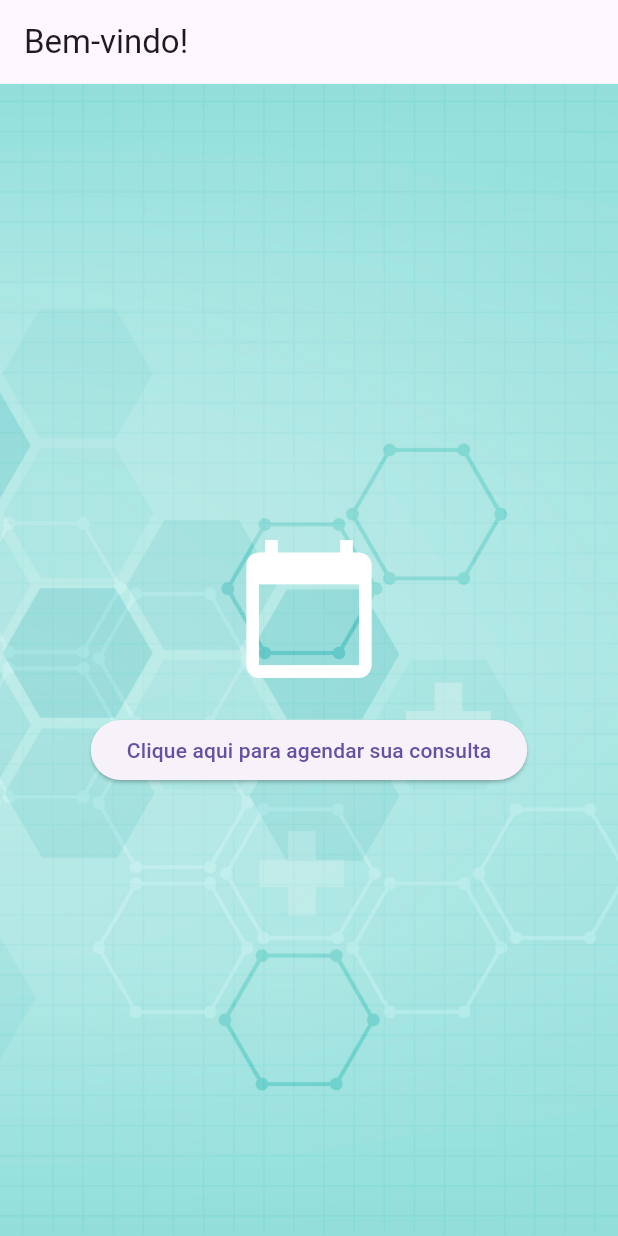
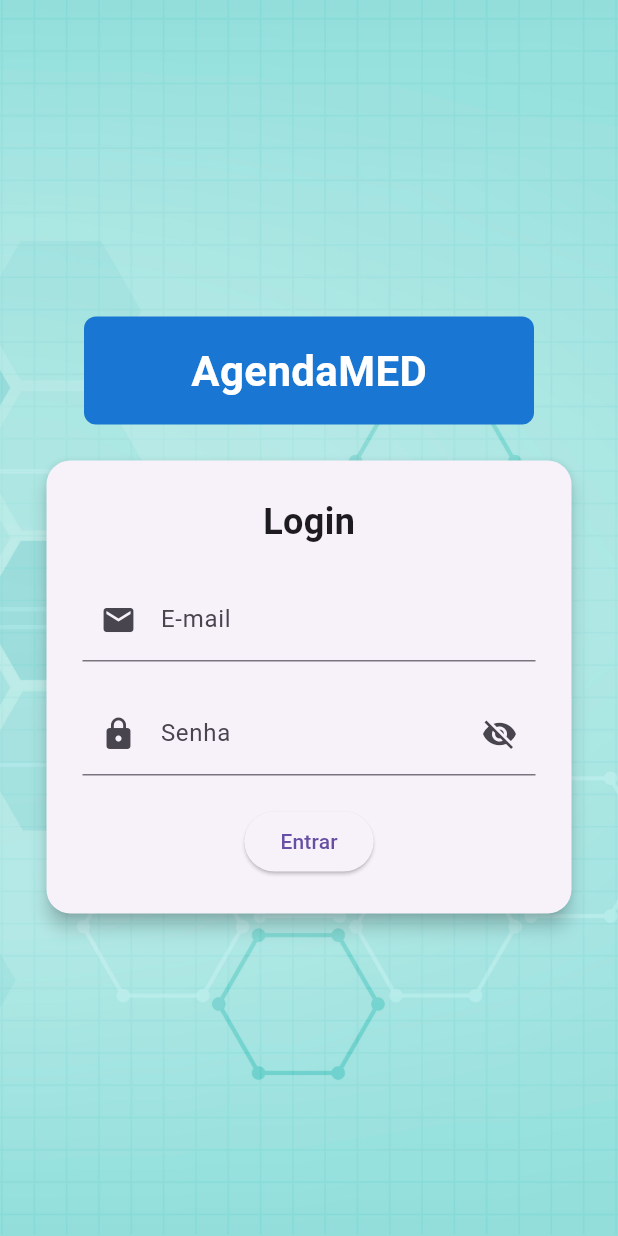
Before and after one commit to Rafael-Mesquita/AppAgendamentoV2, a Flutter app: the screen it shows after launch, on a phone screen of 412 x 824 dp. Run offline on Flutter 3.47's test engine with Material 3 defaults, Android fonts, the phone set to English and light mode, and no system bars.

Commit message:
first commit

```diff
--- a/lib/main.dart
+++ b/lib/main.dart
@@ -1,4 +1,5 @@
 import 'package:flutter/material.dart';
+import 'screens/login_screen.dart';
 import 'screens/welcome_screen.dart';
 import 'screens/agendamento_screen.dart';
 
@@ -14,9 +15,10 @@ class AgendamentoApp extends StatelessWidget {
     return MaterialApp(
       debugShowCheckedModeBanner: false,
       theme: ThemeData(primarySwatch: Colors.blue),
-      initialRoute: '/',
+      initialRoute: '/login',
       routes: {
-        '/': (context) => const WelcomeScreen(),
+        '/login': (context) => const LoginScreen(),
+        '/welcome': (context) => const WelcomeScreen(),
         '/agendamento': (context) => const AgendamentoScreen(),
       },
     );
--- /dev/null
+++ b/lib/screens/login_screen.dart
@@ -0,0 +1,166 @@
+import 'package:flutter/material.dart';
+import 'welcome_screen.dart';
+
+class LoginScreen extends StatefulWidget {
+  const LoginScreen({super.key});
+
+  @override
+  _LoginScreenState createState() => _LoginScreenState();
+}
+
+class _LoginScreenState extends State<LoginScreen> {
+  final _formKey = GlobalKey<FormState>();
+  final TextEditingController _emailController = TextEditingController();
+  final TextEditingController _passwordController = TextEditingController();
+  bool _isLoading = false;
+  bool _obscurePassword = true;
+
+  void _login() {
+    if (_formKey.currentState!.validate()) {
+      setState(() {
+        _isLoading = true;
+      });
+
+      Future.delayed(const Duration(seconds: 2), () {
+        setState(() {
+          _isLoading = false;
+        });
+
+        Navigator.pushReplacement(
+          context,
+          MaterialPageRoute(builder: (context) => const WelcomeScreen()),
+        );
+      });
+    }
+  }
+
+  @override
+  Widget build(BuildContext context) {
+    return Scaffold(
+      body: Stack(
+        children: [
+          // Fundo com imagem
+          Positioned.fill(
+            child: Image.asset(
+              "lib/assets/images/fundo.jpg",
+              fit: BoxFit.cover,
+            ),
+          ),
+
+          Center(
+            child: Padding(
+              padding: const EdgeInsets.all(16.0),
+              child: Column(
+                mainAxisSize: MainAxisSize.min,
+                children: [
+                  Container(
+                    width: 300,
+                    padding: const EdgeInsets.symmetric(vertical: 16),
+                    decoration: BoxDecoration(
+                      color: Colors.blue.shade700,
+                      borderRadius: BorderRadius.circular(8),
+                    ),
+                    child: const Center(
+                      child: Text(
+                        "AgendaMED",
+                        style: TextStyle(
+                          fontSize: 28,
+                          fontWeight: FontWeight.bold,
+                          color: Colors.white,
+                        ),
+                      ),
+                    ),
+                  ),
+                  const SizedBox(height: 20),
+
+                  Card(
+                    elevation: 5,
+                    shape: RoundedRectangleBorder(
+                      borderRadius: BorderRadius.circular(16),
+                    ),
+                    child: Container(
+                      width: 350,
+                      padding: const EdgeInsets.all(24.0),
+                      child: Form(
+                        key: _formKey,
+                        child: Column(
+                          mainAxisSize: MainAxisSize.min,
+                          children: [
+                            const Text(
+                              "Login",
+                              style: TextStyle(
+                                fontSize: 24,
+                                fontWeight: FontWeight.bold,
+                              ),
+                            ),
+                            const SizedBox(height: 20),
+                            TextFormField(
+                              controller: _emailController,
+                              keyboardType: TextInputType.emailAddress,
+                              decoration: const InputDecoration(
+                                labelText: "E-mail",
+                                prefixIcon: Icon(Icons.email),
+                              ),
+                              validator: (value) {
+                                if (value == null || value.isEmpty) {
+                                  return "Digite seu e-mail";
+                                }
+                                if (!RegExp(
+                                  r"^[a-zA-Z0-9._%+-]+@[a-zA-Z0-9.-]+\.[a-zA-Z]{2,}$",
+                                ).hasMatch(value)) {
+                                  return "E-mail inválido";
+                                }
+                                return null;
+                              },
+                            ),
+                            const SizedBox(height: 20),
+                            TextFormField(
+                              controller: _passwordController,
+                              obscureText: _obscurePassword,
+                              decoration: InputDecoration(
+                                labelText: "Senha",
+                                prefixIcon: const Icon(Icons.lock),
+                                suffixIcon: IconButton(
+                                  icon: Icon(
+                                    _obscurePassword
+                                        ? Icons.visibility_off
+                                        : Icons.visibility,
+                                  ),
+                                  onPressed: () {
+                                    setState(() {
+                                      _obscurePassword = !_obscurePassword;
+                                    });
+                                  },
+                                ),
+                              ),
+                              validator: (value) {
+                                if (value == null || value.isEmpty) {
+                                  return "Digite sua senha";
+                                }
+                                if (value.length < 6) {
+                                  return "A senha deve ter pelo menos 6 caracteres";
+                                }
+                                return null;
+                              },
+                            ),
+                            const SizedBox(height: 20),
+                            _isLoading
+                                ? const CircularProgressIndicator()
+                                : ElevatedButton(
+                                  onPressed: _login,
+                                  child: const Text("Entrar"),
+                                ),
+                          ],
+                        ),
+                      ),
+                    ),
+                  ),
+                ],
+              ),
+            ),
+          ),
+        ],
+      ),
+    );
+  }
+}
--- a/lib/screens/welcome_screen.dart
+++ b/lib/screens/welcome_screen.dart
@@ -6,15 +6,12 @@ class WelcomeScreen extends StatelessWidget {
 
   @override
   Widget build(BuildContext context) {
-    debugPrint(
-      "Tentando carregar a imagem de fundo...",
-    ); // Teste para depuração
+    debugPrint("Tentando carregar a imagem de fundo...");
 
     return Scaffold(
-      appBar: AppBar(title: const Text("Bem-vindo!")), // Barra no topo
+      appBar: AppBar(title: const Text("Bem-vindo!")),
       body: Stack(
         children: [
-          // Verifica se a imagem está sendo carregada
           Positioned.fill(
             child: Image.asset(
               "lib/assets/images/fundo.jpg",
@@ -30,7 +27,6 @@ class WelcomeScreen extends StatelessWidget {
             ),
           ),
 
-          // Conteúdo da tela
           Column(
             mainAxisAlignment: MainAxisAlignment.center,
             crossAxisAlignment: CrossAxisAlignment.center,
```
Also changed, not shown: lib/screens/agendamento_screen.dart (+4 -12 lines), 85 other files.
